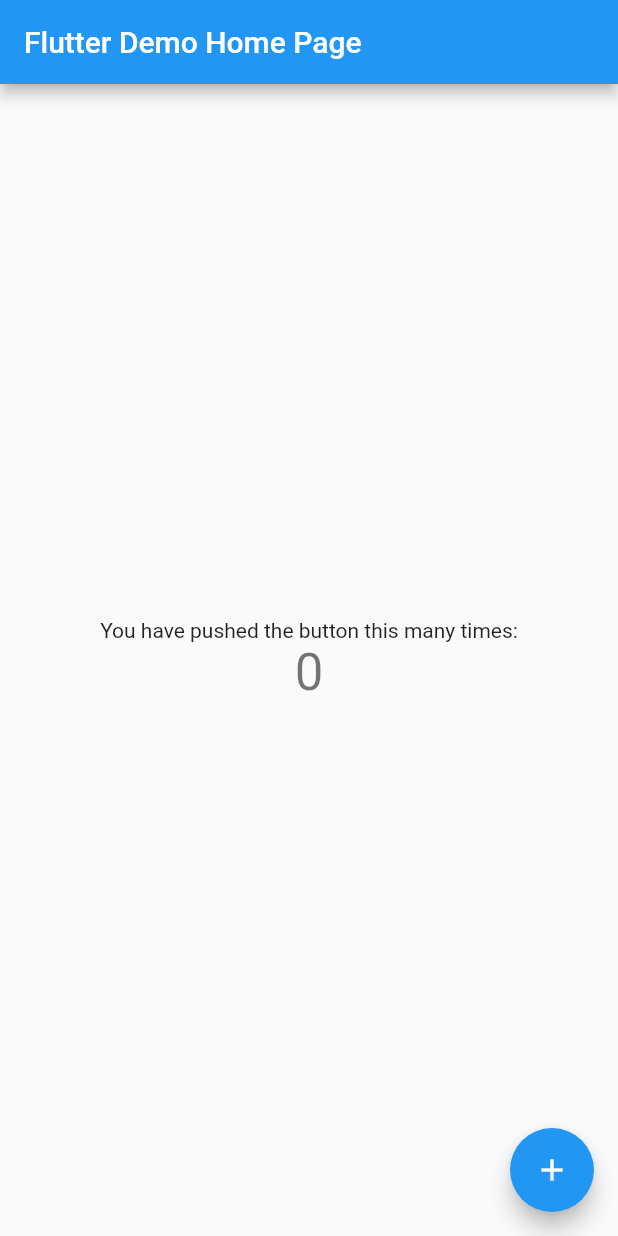
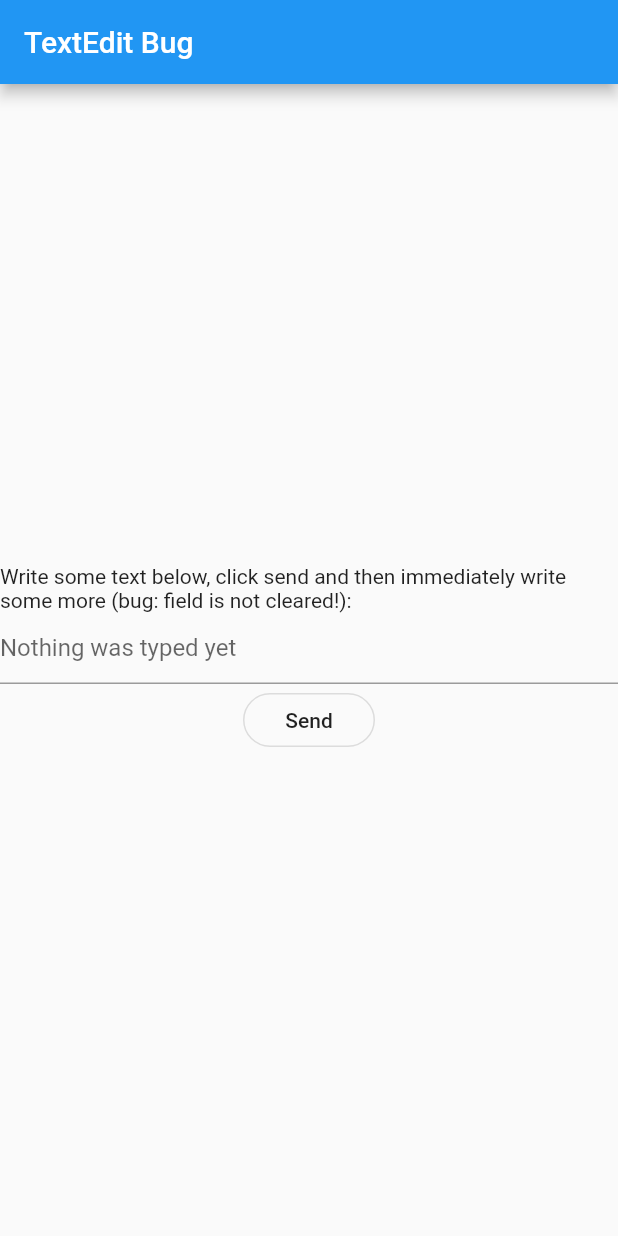
Before and after one commit to ikeban/textfieldbug, a Flutter app: the screen it shows after launch, on a phone screen of 412 x 824 dp. Run offline on Flutter 3.47's test engine with Material 2 defaults, Android fonts, the phone set to English and light mode, and no system bars.

Commit message:
Added bug example

```diff
--- a/lib/main.dart
+++ b/lib/main.dart
@@ -9,40 +9,18 @@ class MyApp extends StatelessWidget {
   @override
   Widget build(BuildContext context) {
     return MaterialApp(
-      title: 'Flutter Demo',
+      title: 'TextEdit Bug',
       theme: ThemeData(
-        // This is the theme of your application.
-        //
-        // Try running your application with "flutter run". You'll see the
-        // application has a blue toolbar. Then, without quitting the app, try
-        // changing the primarySwatch below to Colors.green and then invoke
-        // "hot reload" (press "r" in the console where you ran "flutter run",
-        // or simply save your changes to "hot reload" in a Flutter IDE).
-        // Notice that the counter didn't reset back to zero; the application
-        // is not restarted.
         primarySwatch: Colors.blue,
-        // This makes the visual density adapt to the platform that you run
-        // the app on. For desktop platforms, the controls will be smaller and
-        // closer together (more dense) than on mobile platforms.
         visualDensity: VisualDensity.adaptivePlatformDensity,
       ),
-      home: MyHomePage(title: 'Flutter Demo Home Page'),
+      home: MyHomePage(title: 'TextEdit Bug'),
     );
   }
 }
 
 class MyHomePage extends StatefulWidget {
   MyHomePage({Key key, this.title}) : super(key: key);
-
-  // This widget is the home page of your application. It is stateful, meaning
-  // that it has a State object (defined below) that contains fields that affect
-  // how it looks.
-
-  // This class is the configuration for the state. It holds the values (in this
-  // case the title) provided by the parent (in this case the App widget) and
-  // used by the build method of the State. Fields in a Widget subclass are
-  // always marked "final".
-
   final String title;
 
   @override
@@ -50,68 +28,40 @@ class MyHomePage extends StatefulWidget {
 }
 
 class _MyHomePageState extends State<MyHomePage> {
-  int _counter = 0;
+  String _previousText = "Nothing w";
 
-  void _incrementCounter() {
-    setState(() {
-      // This call to setState tells the Flutter framework that something has
-      // changed in this State, which causes it to rerun the build method below
-      // so that the display can reflect the updated values. If we changed
-      // _counter without calling setState(), then the build method would not be
-      // called again, and so nothing would appear to happen.
-      _counter++;
-    });
-  }
+  final TextEditingController textEditingController = TextEditingController();
 
   @override
   Widget build(BuildContext context) {
-    // This method is rerun every time setState is called, for instance as done
-    // by the _incrementCounter method above.
-    //
-    // The Flutter framework has been optimized to make rerunning build methods
-    // fast, so that you can just rebuild anything that needs updating rather
-    // than having to individually change instances of widgets.
     return Scaffold(
       appBar: AppBar(
-        // Here we take the value from the MyHomePage object that was created by
-        // the App.build method, and use it to set our appbar title.
         title: Text(widget.title),
       ),
       body: Center(
-        // Center is a layout widget. It takes a single child and positions it
-        // in the middle of the parent.
         child: Column(
-          // Column is also a layout widget. It takes a list of children and
-          // arranges them vertically. By default, it sizes itself to fit its
-          // children horizontally, and tries to be as tall as its parent.
-          //
-          // Invoke "debug painting" (press "p" in the console, choose the
-          // "Toggle Debug Paint" action from the Flutter Inspector in Android
-          // Studio, or the "Toggle Debug Paint" command in Visual Studio Code)
-          // to see the wireframe for each widget.
-          //
-          // Column has various properties to control how it sizes itself and
-          // how it positions its children. Here we use mainAxisAlignment to
-          // center the children vertically; the main axis here is the vertical
-          // axis because Columns are vertical (the cross axis would be
-          // horizontal).
           mainAxisAlignment: MainAxisAlignment.center,
           children: <Widget>[
             Text(
-              'You have pushed the button this many times:',
+              'Write some text below, click send and then immediately write some more (bug: field is not cleared!):',
             ),
-            Text(
-              '$_counter',
-              style: Theme.of(context).textTheme.headline4,
+            TextField(
+              controller: textEditingController,
+              decoration: InputDecoration(hintText: "Nothing was typed yet"),
             ),
+            OutlineButton(
+                onPressed: () {
+                  textEditingController.clear();
+                  //FocusScope.of(context).unfocus(); // Poor workaround
+                },
+                child: Text(
+                  'Send',
+                ),
+                shape: RoundedRectangleBorder(
+                    borderRadius: BorderRadius.circular(30.0)))
           ],
         ),
       ),
-      floatingActionButton: FloatingActionButton(
-        onPressed: _incrementCounter,
-        tooltip: 'Increment',
-        child: Icon(Icons.add),
-      ), // This trailing comma makes auto-formatting nicer for build methods.
     );
   }
 }
```
